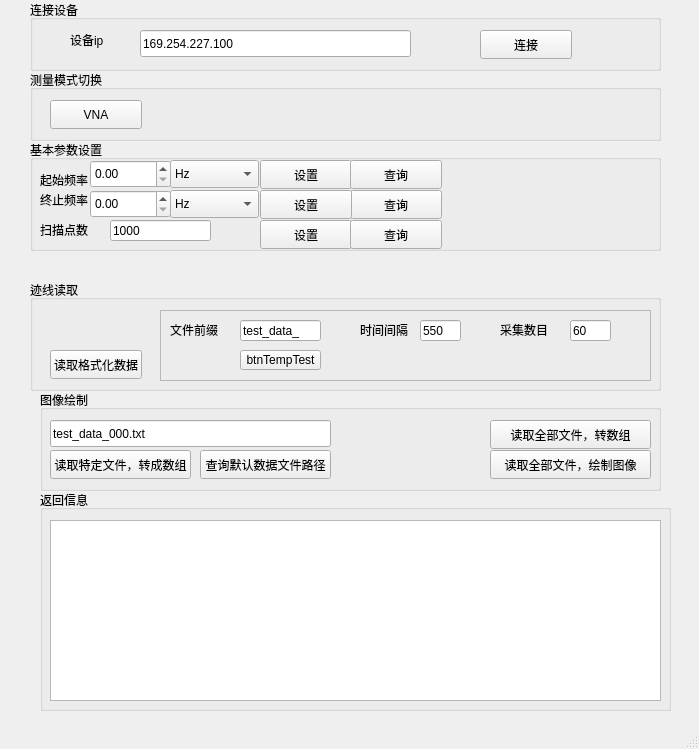
Before: the Qt Designer form mainwindow.ui in J4nnA/janna_51, drawn with Qt 5.
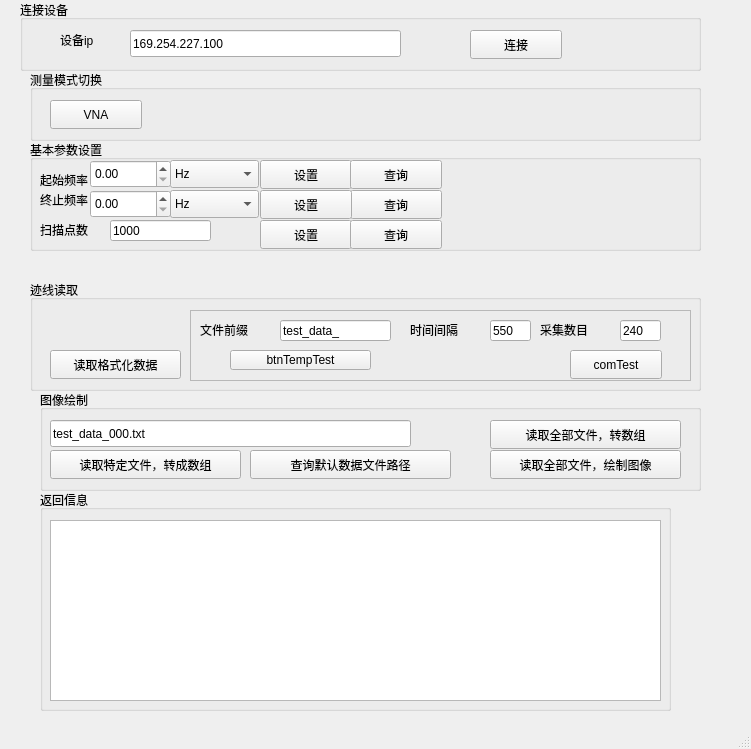
After: the same form once the commit is applied.

```diff
--- a/mainwindow.ui
+++ b/mainwindow.ui
@@ -6,7 +6,7 @@
    <rect>
     <x>0</x>
     <y>0</y>
-    <width>699</width>
+    <width>751</width>
     <height>749</height>
    </rect>
   </property>
@@ -19,7 +19,7 @@
      <rect>
       <x>30</x>
       <y>70</y>
-      <width>631</width>
+      <width>671</width>
       <height>71</height>
      </rect>
     </property>
@@ -43,9 +43,9 @@
    <widget class="QGroupBox" name="groupBox">
     <property name="geometry">
      <rect>
-      <x>30</x>
+      <x>20</x>
       <y>0</y>
-      <width>631</width>
+      <width>681</width>
       <height>71</height>
      </rect>
     </property>
@@ -120,7 +120,7 @@
      <rect>
       <x>30</x>
       <y>140</y>
-      <width>631</width>
+      <width>671</width>
       <height>111</height>
      </rect>
     </property>
@@ -343,7 +343,7 @@
      <rect>
       <x>30</x>
       <y>280</y>
-      <width>631</width>
+      <width>671</width>
       <height>111</height>
      </rect>
     </property>
@@ -355,7 +355,7 @@
       <rect>
        <x>20</x>
        <y>70</y>
-       <width>92</width>
+       <width>131</width>
        <height>29</height>
       </rect>
      </property>
@@ -366,9 +366,9 @@
     <widget class="QFrame" name="frame">
      <property name="geometry">
       <rect>
-       <x>130</x>
+       <x>160</x>
        <y>30</y>
-       <width>491</width>
+       <width>501</width>
        <height>71</height>
       </rect>
      </property>
@@ -381,9 +381,9 @@
      <widget class="QPushButton" name="btnTempTest">
       <property name="geometry">
        <rect>
-        <x>80</x>
+        <x>40</x>
         <y>40</y>
-        <width>81</width>
+        <width>141</width>
         <height>20</height>
        </rect>
       </property>
@@ -394,22 +394,22 @@
      <widget class="QLineEdit" name="leCollectNum">
       <property name="geometry">
        <rect>
-        <x>410</x>
+        <x>430</x>
         <y>10</y>
         <width>41</width>
         <height>21</height>
        </rect>
       </property>
       <property name="text">
-       <string>60</string>
+       <string>240</string>
       </property>
      </widget>
      <widget class="QLabel" name="label_13">
       <property name="geometry">
        <rect>
-        <x>340</x>
+        <x>350</x>
         <y>10</y>
-        <width>51</width>
+        <width>91</width>
         <height>20</height>
        </rect>
       </property>
@@ -420,7 +420,7 @@
      <widget class="QLineEdit" name="leTimeInterval">
       <property name="geometry">
        <rect>
-        <x>260</x>
+        <x>300</x>
         <y>10</y>
         <width>41</width>
         <height>21</height>
@@ -433,9 +433,9 @@
      <widget class="QLabel" name="label_10">
       <property name="geometry">
        <rect>
-        <x>200</x>
+        <x>220</x>
         <y>10</y>
-        <width>51</width>
+        <width>81</width>
         <height>20</height>
        </rect>
       </property>
@@ -446,9 +446,9 @@
      <widget class="QLineEdit" name="leFilePrefix">
       <property name="geometry">
        <rect>
-        <x>80</x>
+        <x>90</x>
         <y>10</y>
-        <width>81</width>
+        <width>111</width>
         <height>21</height>
        </rect>
       </property>
@@ -461,7 +461,7 @@
        <rect>
         <x>10</x>
         <y>10</y>
-        <width>51</width>
+        <width>71</width>
         <height>20</height>
        </rect>
       </property>
@@ -469,6 +469,19 @@
        <string>文件前缀</string>
       </property>
      </widget>
+     <widget class="QPushButton" name="btnComTest">
+      <property name="geometry">
+       <rect>
+        <x>380</x>
+        <y>40</y>
+        <width>92</width>
+        <height>29</height>
+       </rect>
+      </property>
+      <property name="text">
+       <string>comTest</string>
+      </property>
+     </widget>
     </widget>
    </widget>
    <widget class="QGroupBox" name="groupBox_6">
@@ -476,7 +489,7 @@
      <rect>
       <x>40</x>
       <y>390</y>
-      <width>621</width>
+      <width>661</width>
       <height>101</height>
      </rect>
     </property>
@@ -488,7 +501,7 @@
       <rect>
        <x>10</x>
        <y>60</y>
-       <width>141</width>
+       <width>191</width>
        <height>29</height>
       </rect>
      </property>
@@ -499,9 +512,9 @@
     <widget class="QPushButton" name="btnQueryDefaultPath">
      <property name="geometry">
       <rect>
-       <x>160</x>
+       <x>210</x>
        <y>60</y>
-       <width>131</width>
+       <width>201</width>
        <height>29</height>
       </rect>
      </property>
@@ -514,7 +527,7 @@
       <rect>
        <x>10</x>
        <y>30</y>
-       <width>281</width>
+       <width>361</width>
        <height>27</height>
       </rect>
      </property>
@@ -527,7 +540,7 @@
       <rect>
        <x>450</x>
        <y>30</y>
-       <width>161</width>
+       <width>191</width>
        <height>29</height>
       </rect>
      </property>
@@ -540,7 +553,7 @@
       <rect>
        <x>450</x>
        <y>60</y>
-       <width>161</width>
+       <width>191</width>
        <height>29</height>
       </rect>
      </property>
```
Left out of the diff: 4 changed lines with no effect on the pictures.
